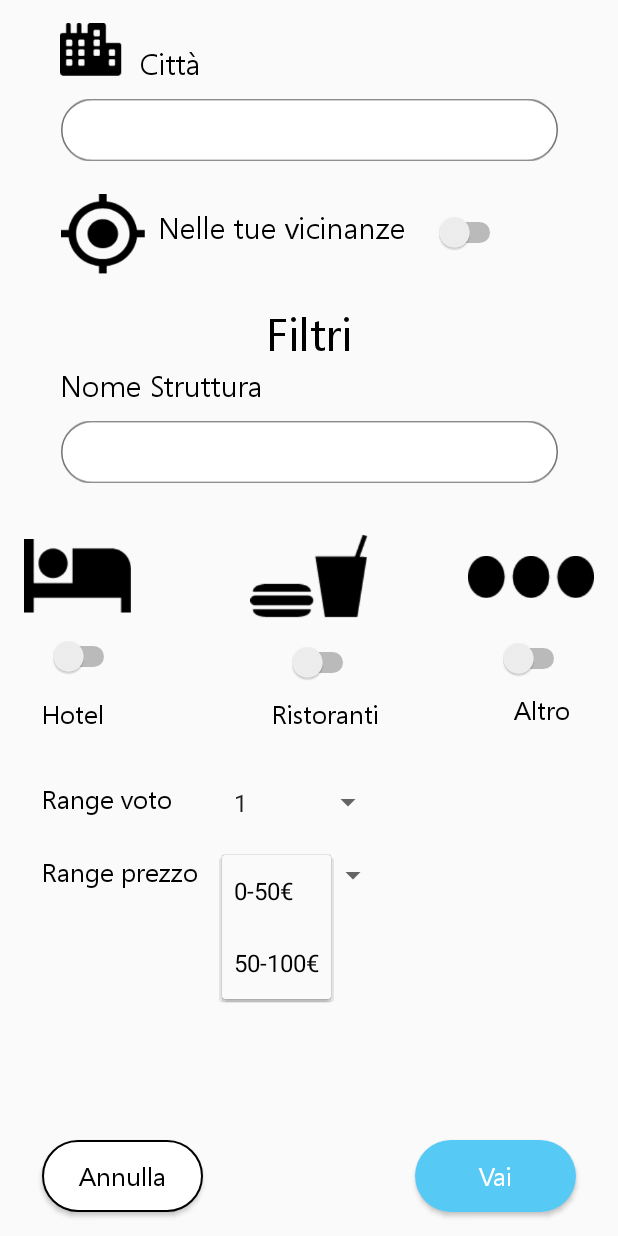
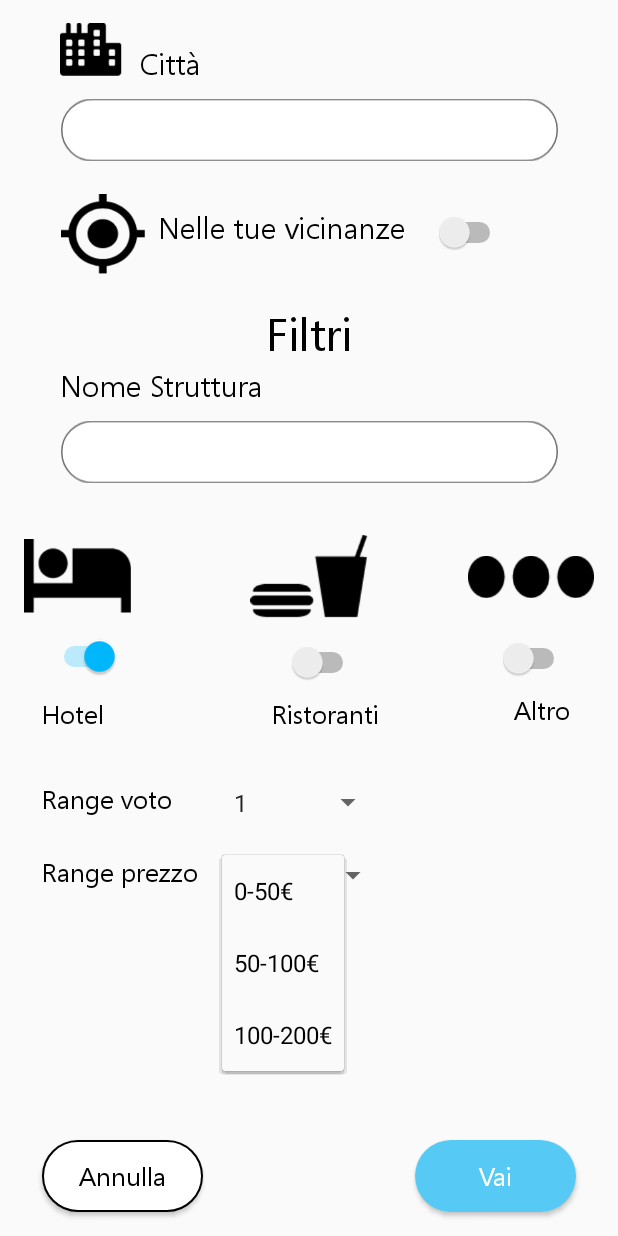
Before and after one commit to Mark-Ro/ConsigliaViaggi, an Android app: the RicercaPage screen opened directly, with no data from a screen before it, after a tap on "0-50€", on a phone screen of 412 x 824 dp. Run offline under Robolectric (Android 15) with nearby library versions, the light colour scheme and no system bars; libraries missing offline, so code that uses them is left out: com.amazonaws.auth, com.amazonaws.mobileconnectors, com.amazonaws.regions.

Commit message:
StrutturaDAO aggiunto!

```diff
--- /dev/null
+++ b/app/src/main/java/com/consigliaviaggi/Controller/RicercaController.java
@@ -0,0 +1,26 @@
+package com.consigliaviaggi.Controller;
+
+import android.content.Context;
+
+import com.consigliaviaggi.DAO.StrutturaDAO;
+import com.consigliaviaggi.Entity.Struttura;
+
+import java.util.ArrayList;
+
+
+public class RicercaController {
+
+    private Context contextRicercaPage;
+    private StrutturaDAO strutturaDAO;
+
+    public RicercaController(Context contextRicercaPage) {
+        this.contextRicercaPage = contextRicercaPage;
+        this.strutturaDAO = new StrutturaDAO(contextRicercaPage);
+    }
+
+    public ArrayList<Struttura> getListaStrutture(String nomeStruttura, String citta, float prezzoMinimo, float prezzoMassimo, float voto) {
+        ArrayList<Struttura> listaStrutture = strutturaDAO.getListaStruttureCittaFromDatabase(nomeStruttura,citta,prezzoMinimo,prezzoMassimo,voto);
+        return listaStrutture;
+    }
+
+}
--- a/app/src/main/java/com/consigliaviaggi/DAO/InterfacciaLambda.java
+++ b/app/src/main/java/com/consigliaviaggi/DAO/InterfacciaLambda.java
@@ -9,4 +9,6 @@ public interface InterfacciaLambda {
     ResponseDetailsUpdate funzioneLambdaInserimentoUtente(RequestDetailsUtenteInsert requestDetailsUtenteInsert);
     @LambdaFunction
     ResponseDetailsUpdate funzioneLambdaUpdateUtente(RequestDetailsUpdateUtente requestDetailsUpdateUtente);
+    @LambdaFunction
+    ResponseDetailsQuery funzioneLambdaQueryStrutturaCitta(RequestDetailsStrutturaCitta requestDetailsStrutturaCitta);
 }
--- a/app/src/main/java/com/consigliaviaggi/GUI/RicercaPage.java
+++ b/app/src/main/java/com/consigliaviaggi/GUI/RicercaPage.java
@@ -3,14 +3,110 @@ package com.consigliaviaggi.GUI;
 import androidx.appcompat.app.AppCompatActivity;
 
 import android.os.Bundle;
+import android.view.View;
+import android.widget.AutoCompleteTextView;
+import android.widget.Button;
 
+import android.widget.CompoundButton;
+import android.widget.Spinner;
+import android.widget.Switch;
+import android.widget.Toast;
+
+import com.consigliaviaggi.Controller.RicercaController;
+import com.consigliaviaggi.Entity.Struttura;
 import com.consigliaviaggi.R;
 
+import java.util.ArrayList;
+
 public class RicercaPage extends AppCompatActivity {
+
+    private AutoCompleteTextView autoCompleteTextCitta,autoCompleteTextNomeStruttura;
+    private Switch switchGPS,switchHotel,switchRistoranti,switchAltro;
+    private Spinner spinnerRangeVoto,spinnerRangePrezzo;
+    private Button bottoneAnnulla,bottoneRicerca;
+
+    private RicercaController ricercaController;
+    private ArrayList<Struttura> listaStrutture;
 
     @Override
     protected void onCreate(Bundle savedInstanceState) {
         super.onCreate(savedInstanceState);
         setContentView(R.layout.activity_ricerca_page);
+
+        autoCompleteTextCitta = findViewById(R.id.autoCompleteTextCitta);
+        autoCompleteTextNomeStruttura = findViewById(R.id.autoCompleteTextNomeStruttura);
+        switchGPS = findViewById(R.id.switchGPS);
+        switchHotel = findViewById(R.id.switchHotel);
+        switchRistoranti = findViewById(R.id.switchRistoranti);
+        switchAltro = findViewById(R.id.switchAltro);
+        spinnerRangeVoto = findViewById(R.id.spinnerRangeVoto);
+        spinnerRangePrezzo = findViewById(R.id.spinnerRangePrezzo);
+        bottoneAnnulla = findViewById(R.id.bottoneAnnulla);
+        bottoneRicerca = findViewById(R.id.bottoneRicerca);
+
+        ricercaController = new RicercaController(RicercaPage.this);
+
+        switchGPS.setOnCheckedChangeListener(new CompoundButton.OnCheckedChangeListener() {
+            @Override
+            public void onCheckedChanged(CompoundButton buttonView, boolean isChecked) {
+                if (isChecked)
+                    autoCompleteTextCitta.setEnabled(false);
+                else
+                    autoCompleteTextCitta.setEnabled(true);
+            }
+        });
+
+        switchHotel.setOnCheckedChangeListener(new CompoundButton.OnCheckedChangeListener() {
+            @Override
+            public void onCheckedChanged(CompoundButton buttonView, boolean isChecked) {
+                if (isChecked) {
+                    switchRistoranti.setChecked(false);
+                    switchAltro.setChecked(false);
+                    spinnerRangePrezzo.setEnabled(true);
+                }
+            }
+        });
+
+        switchRistoranti.setOnCheckedChangeListener(new CompoundButton.OnCheckedChangeListener() {
+            @Override
+            public void onCheckedChanged(CompoundButton buttonView, boolean isChecked) {
+                if (isChecked) {
+                    switchHotel.setChecked(false);
+                    switchAltro.setChecked(false);
+                    spinnerRangePrezzo.setEnabled(false);
+                }
+            }
+        });
+
+        switchAltro.setOnCheckedChangeListener(new CompoundButton.OnCheckedChangeListener() {
+            @Override
+            public void onCheckedChanged(CompoundButton buttonView, boolean isChecked) {
+                if (isChecked) {
+                    switchHotel.setChecked(false);
+                    switchRistoranti.setChecked(false);
+                    spinnerRangePrezzo.setEnabled(false);
+                }
+            }
+        });
+
+        bottoneAnnulla.setOnClickListener(new View.OnClickListener() {
+            @Override
+            public void onClick(View v) {
+                autoCompleteTextCitta.setText("");
+                autoCompleteTextNomeStruttura.setText("");
+                switchGPS.setChecked(false);
+                switchHotel.setChecked(false);
+                switchRistoranti.setChecked(false);
+                switchAltro.setChecked(false);
+                spinnerRangePrezzo.setEnabled(true);
+            }
+        });
+
+        bottoneRicerca.setOnClickListener(new View.OnClickListener() {
+            @Override
+            public void onClick(View v) {
+                listaStrutture = ricercaController.getListaStrutture(autoCompleteTextNomeStruttura.getText().toString(),autoCompleteTextCitta.getText().toString(),0.0f,100.0f,Float.valueOf(spinnerRangeVoto.getSelectedItem().toString()));
+            }
+        });
     }
 }
--- a/app/src/main/res/layout/activity_ricerca_page.xml
+++ b/app/src/main/res/layout/activity_ricerca_page.xml
@@ -76,18 +76,6 @@
         app:layout_constraintStart_toStartOf="parent"
         app:srcCompat="@drawable/iconcity" />
 
-    <AutoCompleteTextView
-        android:id="@+id/editTextCitta"
-        android:layout_width="298dp"
-        android:layout_height="46dp"
-        android:background="@android:color/transparent"
-        app:layout_constraintBottom_toBottomOf="@+id/imageView18"
-        app:layout_constraintEnd_toEndOf="@+id/imageView18"
-        app:layout_constraintHorizontal_bias="0.515"
-        app:layout_constraintStart_toStartOf="@+id/imageView18"
-        app:layout_constraintTop_toTopOf="@+id/imageView18"
-        app:layout_constraintVertical_bias="0.533" />
-
     <ImageView
         android:id="@+id/imageView20"
         android:layout_width="57dp"
@@ -118,6 +106,7 @@
         android:layout_marginStart="32dp"
         android:layout_marginTop="12dp"
         android:theme="@style/SCBSwitch"
+        android:checked="true"
         app:layout_constraintStart_toStartOf="parent"
         app:layout_constraintTop_toBottomOf="@+id/imageView22"/>
 
@@ -133,7 +122,7 @@
         app:layout_constraintTop_toBottomOf="@+id/imageView24" />
 
     <Switch
-        android:id="@+id/switchRisoranti"
+        android:id="@+id/switchRistoranti"
         android:layout_width="wrap_content"
         android:layout_height="wrap_content"
         android:layout_marginTop="16dp"
@@ -156,18 +145,6 @@
         app:layout_constraintStart_toStartOf="parent"
         app:layout_constraintTop_toBottomOf="@+id/textView14" />
 
-    <EditText
-        android:id="@+id/editTextNomeStruttura"
-        android:layout_width="298dp"
-        android:layout_height="46dp"
-        android:background="@android:color/transparent"
-        android:ems="10"
-        android:inputType="textPersonName"
-        app:layout_constraintBottom_toBottomOf="@+id/imageView21"
-        app:layout_constraintEnd_toEndOf="@+id/imageView21"
-        app:layout_constraintStart_toStartOf="@+id/imageView21"
-        app:layout_constraintTop_toTopOf="@+id/imageView21" />
-
     <ImageView
         android:id="@+id/imageView22"
         android:layout_width="71dp"
@@ -187,7 +164,7 @@
         app:layout_constraintEnd_toStartOf="@+id/imageView24"
         app:layout_constraintHorizontal_bias="0.673"
         app:layout_constraintStart_toEndOf="@+id/imageView22"
-        app:layout_constraintTop_toBottomOf="@+id/editTextNomeStruttura"
+        app:layout_constraintTop_toBottomOf="@+id/autoCompleteTextNomeStruttura"
         app:srcCompat="@drawable/iconfood" />
 
     <ImageView
@@ -213,7 +190,7 @@
         app:layout_constraintEnd_toStartOf="@+id/textView22"
         app:layout_constraintHorizontal_bias="0.956"
         app:layout_constraintStart_toEndOf="@+id/textView21"
-        app:layout_constraintTop_toBottomOf="@+id/switchRisoranti" />
+        app:layout_constraintTop_toBottomOf="@+id/switchRistoranti" />
 
     <TextView
         android:id="@+id/textView22"
@@ -288,7 +265,7 @@
         app:layout_constraintTop_toBottomOf="@+id/spinnerRangeVoto" />
 
     <Button
-        android:id="@+id/buttonRicerca"
+        android:id="@+id/bottoneRicerca"
         android:layout_width="107dp"
         android:layout_height="48dp"
         android:layout_marginEnd="28dp"
@@ -303,7 +280,7 @@
         app:layout_constraintEnd_toEndOf="parent" />
 
     <Button
-        android:id="@+id/buttonAnnulla"
+        android:id="@+id/bottoneAnnulla"
         android:layout_width="107dp"
         android:layout_height="48dp"
         android:layout_marginStart="28dp"
@@ -313,7 +290,31 @@
         android:textAllCaps="false"
         android:textColor="@android:color/black"
         android:textSize="17sp"
-        app:layout_constraintBaseline_toBaselineOf="@+id/buttonRicerca"
+        app:layout_constraintBaseline_toBaselineOf="@+id/bottoneRicerca"
         app:layout_constraintStart_toStartOf="parent" />
 
+    <AutoCompleteTextView
+        android:id="@+id/autoCompleteTextCitta"
+        android:layout_width="298dp"
+        android:layout_height="46dp"
+        android:background="@android:color/transparent"
+        app:layout_constraintBottom_toBottomOf="@+id/imageView18"
+        app:layout_constraintEnd_toEndOf="@+id/imageView18"
+        app:layout_constraintHorizontal_bias="0.515"
+        app:layout_constraintStart_toStartOf="@+id/imageView18"
+        app:layout_constraintTop_toTopOf="@+id/imageView18"
+        app:layout_constraintVertical_bias="0.533" />
+
+    <AutoCompleteTextView
+        android:id="@+id/autoCompleteTextNomeStruttura"
+        android:layout_width="298dp"
+        android:layout_height="46dp"
+        android:background="@android:color/transparent"
+        android:ems="10"
+        android:inputType="textPersonName"
+        app:layout_constraintBottom_toBottomOf="@+id/imageView21"
+        app:layout_constraintEnd_toEndOf="@+id/imageView21"
+        app:layout_constraintStart_toStartOf="@+id/imageView21"
+        app:layout_constraintTop_toTopOf="@+id/imageView21" />
+
 </androidx.constraintlayout.widget.ConstraintLayout>
--- a/app/src/main/res/values/valori_spinner_range_prezzo.xml
+++ b/app/src/main/res/values/valori_spinner_range_prezzo.xml
@@ -3,5 +3,6 @@
     <string-array name="valori_range_prezzo">
         <item>0-50€</item>
         <item>50-100€</item>
+        <item>100-200€</item>
     </string-array>
 </resources>
```
Also changed, not shown: app/src/main/java/com/consigliaviaggi/DAO/RequestDetailsStrutturaCitta.java (added, +46 -0 lines), app/src/main/java/com/consigliaviaggi/DAO/StrutturaDAO.java (+157 -0 lines), app/src/main/java/com/consigliaviaggi/Entity/Citta.java (added, +37 -0 lines), app/src/main/java/com/consigliaviaggi/Entity/Struttura.java (added, +115 -0 lines).
